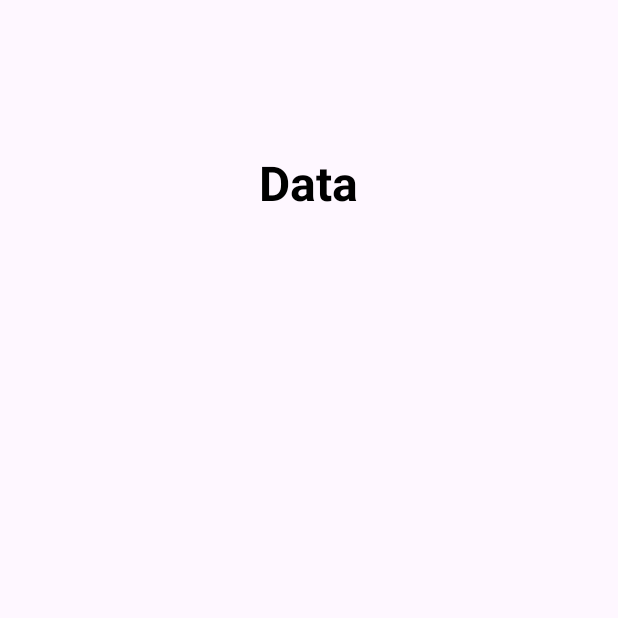
After one commit to nuetka/to_do_list_sqlite, an Android app: the AlarmActivity screen opened directly, with no data from a screen before it, on a phone screen of 412 x 824 dp, the top half of it. The commit adds this screen. Run offline under Robolectric (Android 15) with nearby library versions, the phone set to English and light mode, and no system bars.

Commit message:
уведомление

```diff
--- /dev/null
+++ b/app/src/main/java/com/example/todolist/AlarmActivity.java
@@ -0,0 +1,45 @@
+package com.example.todolist;
+
+import android.media.Ringtone;
+import android.media.RingtoneManager;
+import android.net.Uri;
+import android.os.Bundle;
+
+
+import androidx.annotation.Nullable;
+import androidx.appcompat.app.AppCompatActivity;
+
+
+public class AlarmActivity extends AppCompatActivity {
+
+
+    Ringtone ringtone;
+    @Override
+    protected void onCreate(@Nullable Bundle savedInstanceState) {
+        super.onCreate(savedInstanceState);
+        setContentView(R.layout.activity_alarm);
+
+
+        Uri notification = RingtoneManager.getDefaultUri(RingtoneManager.TYPE_ALARM);
+        ringtone = RingtoneManager.getRingtone(this, notification );
+        if (ringtone == null){// если будильник не установлен то какойто звук звонка
+            notification = RingtoneManager.getDefaultUri(RingtoneManager.TYPE_RINGTONE);
+            ringtone = RingtoneManager.getRingtone(this, notification );
+
+
+        }
+        if (ringtone != null) { // когда нет ни того не другого
+            ringtone.play();
+
+
+        }
+
+    }
+    @Override
+    protected void  onDestroy(){
+        if(ringtone!=null && ringtone.isPlaying()){
+            ringtone.stop();
+        }
+        super.onDestroy();
+    }
+}
--- /dev/null
+++ b/app/src/main/res/drawable/ic_notification.xml
@@ -0,0 +1,5 @@
+<vector android:height="24dp" android:tint="#14D9A4"
+    android:viewportHeight="24" android:viewportWidth="24"
+    android:width="24dp" xmlns:android="http://schemas.android.com/apk/res/android">
+    <path android:fillColor="@android:color/white" android:pathData="M7.58,4.08L6.15,2.65C3.75,4.48 2.17,7.3 2.03,10.5h2c0.15,-2.65 1.51,-4.97 3.55,-6.42zM19.97,10.5h2c-0.15,-3.2 -1.73,-6.02 -4.12,-7.85l-1.42,1.43c2.02,1.45 3.39,3.77 3.54,6.42zM18,11c0,-3.07 -1.64,-5.64 -4.5,-6.32L13.5,4c0,-0.83 -0.67,-1.5 -1.5,-1.5s-1.5,0.67 -1.5,1.5v0.68C7.63,5.36 6,7.92 6,11v5l-2,2v1h16v-1l-2,-2v-5zM12,22c0.14,0 0.27,-0.01 0.4,-0.04 0.65,-0.14 1.18,-0.58 1.44,-1.18 0.1,-0.24 0.15,-0.5 0.15,-0.78h-4c0.01,1.1 0.9,2 2.01,2z"/>
+</vector>
--- /dev/null
+++ b/app/src/main/res/layout/activity_alarm.xml
@@ -0,0 +1,20 @@
+<?xml version="1.0" encoding="utf-8"?>
+<RelativeLayout xmlns:android="http://schemas.android.com/apk/res/android"
+    xmlns:app="http://schemas.android.com/apk/res-auto"
+    xmlns:tools="http://schemas.android.com/tools"
+    android:layout_width="match_parent"
+    android:layout_height="match_parent"
+    tools:context=".MainActivity">
+
+    <TextView
+        android:id="@+id/textview"
+        android:layout_width="wrap_content"
+        android:layout_height="wrap_content"
+        android:layout_centerHorizontal="true"
+        android:text="Data"
+        android:layout_marginTop="100dp"
+        android:textColor="#000"
+        android:textSize="32sp"
+        android:textStyle="bold" />
+
+</RelativeLayout>
```
Also changed, not shown: app/src/main/AndroidManifest.xml (+5 -2 lines), app/src/main/java/com/example/todolist/Adapter/ToDoAdapter.java (+4 -4 lines), app/src/main/java/com/example/todolist/AddNewTask.java (+29 -23 lines), app/src/main/java/com/example/todolist/MainActivity.java (+11 -0 lines), app/src/main/java/com/example/todolist/Utils/DataBaseHelper.java (+103 -2 lines).
